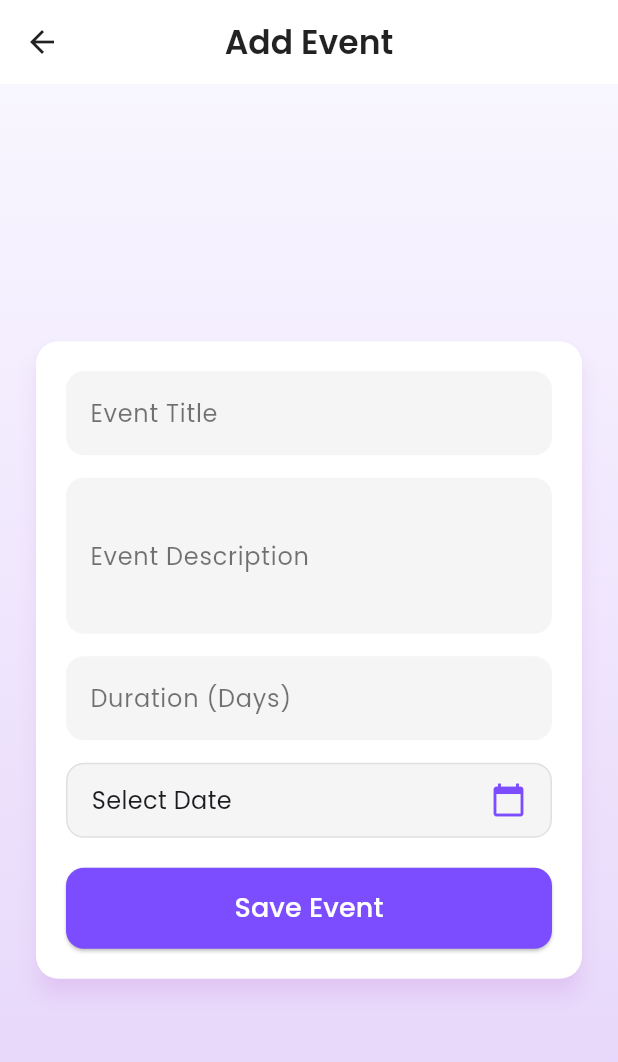
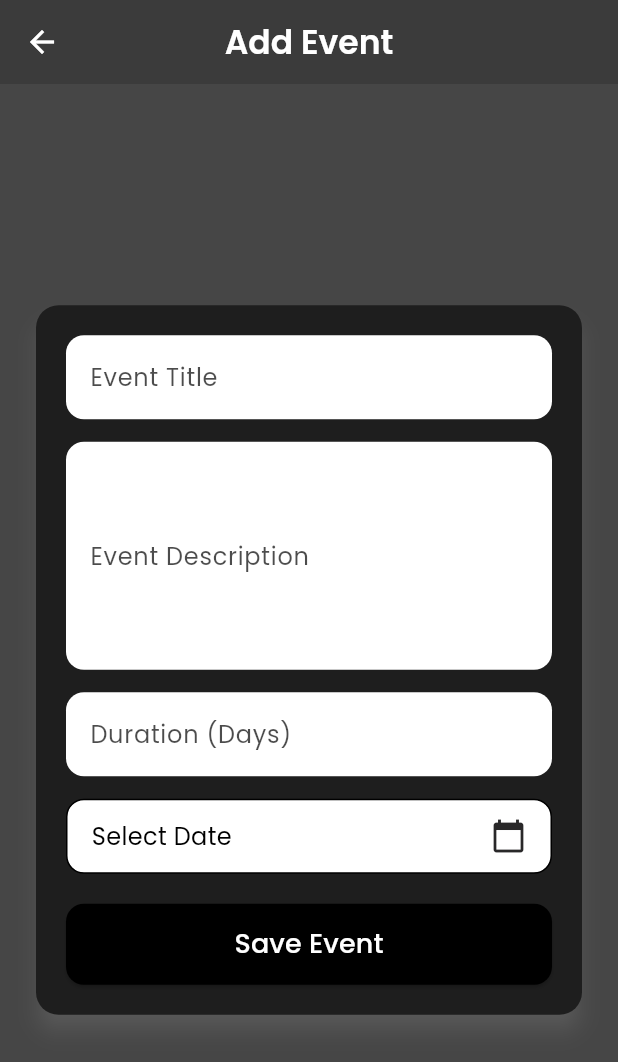
Before and after one commit to LasenSanvidu/bizmart, a Flutter app: the CalendarPage screen opened by its route, after a tap on "Add Event", on a phone screen of 412 x 824 dp. Shown: the top 1062 px of the screen. Run offline on Flutter 3.47's test engine with Material 3 defaults, Android fonts, the phone set to English and light mode, and no system bars; our stand-ins replace cached_network_image, carousel_slider, cloud_firestore, curved_navigation_bar, dio, firebase_auth and 14 more; missing offline and left inert: flutter_firebase_chat_core, flutter_stripe; accounts and stored records are empty.

Commit message:
change the colours

```diff
--- a/lib/cal_event_page.dart
+++ b/lib/cal_event_page.dart
@@ -22,6 +22,12 @@
       initialDate: DateTime.now(),
       firstDate: DateTime(2020),
       lastDate: DateTime(2030),
+      builder: (context, child) {
+        return Theme(
+          data: ThemeData.dark(),
+          child: child!,
+        );
+      },
     );
     if (pickedDate != null) {
       setState(() {
@@ -29,18 +35,6 @@
       });
     }
   }
-
-  // Future<void> _sendNotification(String title) async {
-  //   FirebaseMessaging messaging = FirebaseMessaging.instance;
-
-  //   await messaging.subscribeToTopic("events");
-
-  //   await FirebaseFirestore.instance.collection('notifications').add({
-  //     'title': "New Event Added",
-  //     'body': title,
-  //     'timestamp': FieldValue.serverTimestamp(),
-  //   });
-  // }
 
   void _saveEvent() async {
     if (titleController.text.isEmpty || selectedDate == null) return;
@@ -55,42 +49,33 @@
     };
 
     await FirebaseFirestore.instance.collection('events').add(newEvent);
-    // await _sendNotification(newEvent['title'] as String);
-    context.push("/calender");
+    context.push("/calendar");
   }
 
   @override
   Widget build(BuildContext context) {
     return Scaffold(
-      backgroundColor: Colors.white,
+      backgroundColor: const Color.fromARGB(255, 70, 70, 70),
       appBar: AppBar(
-        backgroundColor: Colors.transparent,
+        backgroundColor: const Color.fromARGB(255, 59, 59, 59),
         elevation: 0,
         title: Text(
           "Add Event",
           style: GoogleFonts.poppins(
             fontSize: 22,
             fontWeight: FontWeight.w600,
-            color: Colors.black87,
+            color: const Color.fromARGB(255, 255, 255, 255),
           ),
         ),
         centerTitle: true,
         leading: IconButton(
-          icon: const Icon(Icons.arrow_back, color: Colors.black87),
+          icon: const Icon(Icons.arrow_back, color: Colors.white),
           onPressed: () {
-            context.push("/calender");
+            context.push("/calendar");
           },
         ),
       ),
-      body: Container(
-        decoration: const BoxDecoration(
-          gradient: LinearGradient(
-            colors: [Color(0xFFF8F6FF), Color(0xFFE5D3FA)],
-            begin: Alignment.topCenter,
-            end: Alignment.bottomCenter,
-          ),
-        ),
-        child: Padding(
+      body: Padding(
         padding: const EdgeInsets.symmetric(horizontal: 20.0, vertical: 30),
         child: Center(
           child: Card(
@@ -98,8 +83,9 @@
               borderRadius: BorderRadius.circular(15),
             ),
             elevation: 6,
-              shadowColor: Colors.purpleAccent.withOpacity(0.2),
-              color: Colors.white,
+            shadowColor:
+                const Color.fromARGB(255, 255, 255, 255).withOpacity(0.2),
+            color: Color(0xFF1E1E1E),
             child: Padding(
               padding: const EdgeInsets.all(20.0),
               child: Column(
@@ -107,11 +93,13 @@
                 children: [
                   TextField(
                     controller: titleController,
+                    style: TextStyle(color: const Color.fromARGB(255, 0, 0, 0)),
                     decoration: InputDecoration(
                       labelText: "Event Title",
-                        labelStyle: GoogleFonts.poppins(color: Colors.black54),
+                      labelStyle: GoogleFonts.poppins(
+                          color: const Color.fromARGB(179, 0, 0, 0)),
                       filled: true,
-                        fillColor: Colors.grey[100],
+                      fillColor: const Color.fromARGB(255, 255, 255, 255),
                       border: OutlineInputBorder(
                         borderRadius: BorderRadius.circular(12),
                         borderSide: BorderSide.none,
@@ -121,12 +109,14 @@
                   const SizedBox(height: 15),
                   TextField(
                     controller: descriptionController,
-                      maxLines: 3,
+                    maxLines: 5,
+                    style: TextStyle(color: const Color.fromARGB(255, 0, 0, 0)),
                     decoration: InputDecoration(
                       labelText: "Event Description",
-                        labelStyle: GoogleFonts.poppins(color: Colors.black54),
+                      labelStyle: GoogleFonts.poppins(
+                          color: const Color.fromARGB(179, 0, 0, 0)),
                       filled: true,
-                        fillColor: Colors.grey[100],
+                      fillColor: const Color.fromARGB(255, 255, 255, 255),
                       border: OutlineInputBorder(
                         borderRadius: BorderRadius.circular(12),
                         borderSide: BorderSide.none,
@@ -137,11 +127,13 @@
                   TextField(
                     controller: durationController,
                     keyboardType: TextInputType.number,
+                    style: TextStyle(color: const Color.fromARGB(255, 0, 0, 0)),
                     decoration: InputDecoration(
                       labelText: "Duration (Days)",
-                        labelStyle: GoogleFonts.poppins(color: Colors.black54),
+                      labelStyle: GoogleFonts.poppins(
+                          color: const Color.fromARGB(179, 0, 0, 0)),
                       filled: true,
-                        fillColor: Colors.grey[100],
+                      fillColor: const Color.fromARGB(255, 255, 255, 255),
                       border: OutlineInputBorder(
                         borderRadius: BorderRadius.circular(12),
                         borderSide: BorderSide.none,
@@ -155,9 +147,10 @@
                       padding: const EdgeInsets.symmetric(
                           vertical: 12, horizontal: 16),
                       decoration: BoxDecoration(
-                          color: Colors.grey[100],
+                        color: const Color.fromARGB(255, 255, 255, 255),
                         borderRadius: BorderRadius.circular(12),
-                          border: Border.all(color: Colors.grey.shade300),
+                        border: Border.all(
+                            color: const Color.fromARGB(255, 0, 0, 0)),
                       ),
                       child: Row(
                         mainAxisAlignment: MainAxisAlignment.spaceBetween,
@@ -166,10 +159,12 @@
                             selectedDate == null
                                 ? "Select Date"
                                 : "${selectedDate!.day}-${selectedDate!.month}-${selectedDate!.year}",
-                              style: GoogleFonts.poppins(fontSize: 16),
+                            style: GoogleFonts.poppins(
+                                fontSize: 16,
+                                color: const Color.fromARGB(255, 0, 0, 0)),
                           ),
                           const Icon(Icons.calendar_today,
-                                color: Colors.deepPurpleAccent),
+                              color: Color.fromARGB(255, 41, 40, 41)),
                         ],
                       ),
                     ),
@@ -180,7 +175,7 @@
                     child: ElevatedButton(
                       onPressed: _saveEvent,
                       style: ElevatedButton.styleFrom(
-                          backgroundColor: Colors.deepPurpleAccent,
+                        backgroundColor: const Color.fromARGB(255, 0, 0, 0),
                         padding: const EdgeInsets.symmetric(vertical: 14),
                         shape: RoundedRectangleBorder(
                           borderRadius: BorderRadius.circular(12),
@@ -191,7 +186,7 @@
                         style: GoogleFonts.poppins(
                           fontSize: 18,
                           fontWeight: FontWeight.w500,
-                            color: Colors.white,
+                          color: const Color.fromARGB(255, 255, 255, 255),
                         ),
                       ),
                     ),
@@ -202,7 +197,6 @@
           ),
         ),
       ),
-      ),
     );
   }
 }
--- a/lib/calender.dart
+++ b/lib/calender.dart
@@ -16,56 +16,54 @@
   @override
   void initState() {
     super.initState();
-    _loadEvents(); // Load events when the page is first created
+    _loadEvents();
   }
 
   void _loadEvents() async {
-    // Fetch events from Firestore
     final snapshot =
         await FirebaseFirestore.instance.collection('events').get();
     final List<Map<String, dynamic>> loadedEvents = snapshot.docs.map((doc) {
       return {
-        'id': doc.id, // Store the document ID for reference
+        'id': doc.id,
         'title': doc['title'],
         'date': doc['date'],
         'duration': doc['duration'],
-        'description': doc['description'], // Ensure description is fetched
+        'description': doc['description'],
       };
     }).toList();
 
     if (mounted) {
       setState(() {
-        events =
-            loadedEvents; // Update the state with the events from Firestore
+        events = loadedEvents;
       });
     }
   }
 
   void addEvent(Map<String, dynamic> event) {
-    if (!mounted) return; // Ensure the widget is still active
-
+    if (!mounted) return;
     setState(() {
-      events.add(event); // Add the new event to the list
+      events.add(event);
     });
   }
 
   void _deleteEvent(String eventId) async {
     try {
-      // Delete the event from Firestore
       await FirebaseFirestore.instance
           .collection('events')
           .doc(eventId)
           .delete();
 
       if (mounted) {
-        // Remove the event from the list in the UI
         setState(() {
           events.removeWhere((event) => event['id'] == eventId);
         });
       }
     } catch (e) {
       ScaffoldMessenger.of(context).showSnackBar(
-        SnackBar(content: Text('Failed to delete event: $e')),
+        SnackBar(
+          content: Text('Failed to delete event: $e'),
+          backgroundColor: const Color.fromRGBO(251, 250, 250, 1),
+        ),
       );
     }
   }
@@ -73,29 +71,23 @@
   @override
   Widget build(BuildContext context) {
     return Scaffold(
-      backgroundColor: Colors.white,
+      backgroundColor:
+          const Color.fromARGB(255, 253, 253, 253), // Black Theme Background
       appBar: AppBar(
-        backgroundColor: Colors.transparent,
+        backgroundColor:
+            const Color.from(alpha: 1, red: 1, green: 0.996, blue: 0.996),
         elevation: 0,
         title: Text(
           "Calendar",
           style: GoogleFonts.poppins(
-            color: Colors.black87,
+            color: const Color.fromRGBO(11, 10, 10, 1),
             fontSize: 26.0,
             fontWeight: FontWeight.w600,
           ),
         ),
         centerTitle: true,
       ),
-      body: Container(
-        decoration: const BoxDecoration(
-          gradient: LinearGradient(
-            colors: [Color(0xFFF8F6FF), Color(0xFFE5D3FA)],
-            begin: Alignment.topCenter,
-            end: Alignment.bottomCenter,
-          ),
-        ),
-        child: Padding(
+      body: Padding(
         padding: const EdgeInsets.symmetric(horizontal: 12.0, vertical: 10),
         child: events.isEmpty
             ? Center(
@@ -104,7 +96,7 @@
                   style: GoogleFonts.poppins(
                     fontSize: 18,
                     fontWeight: FontWeight.w500,
-                      color: Colors.grey[600],
+                    color: Colors.grey[300],
                   ),
                 ),
               )
@@ -117,8 +109,9 @@
                       borderRadius: BorderRadius.circular(15.0),
                     ),
                     elevation: 6,
-                      shadowColor: Colors.purpleAccent.withOpacity(0.2),
-                      color: const Color(0xFFF5DDF9),
+                    shadowColor: const Color.fromARGB(255, 244, 224, 248)
+                        .withOpacity(0.2),
+                    color: const Color(0xFF1E1E1E), // Dark card color
                     margin: const EdgeInsets.symmetric(vertical: 8),
                     child: ListTile(
                       contentPadding: const EdgeInsets.symmetric(
@@ -128,44 +121,58 @@
                         style: GoogleFonts.poppins(
                           fontSize: 18,
                           fontWeight: FontWeight.w600,
-                            color: Colors.black87,
+                          color: Colors.white, // White text for contrast
                         ),
                       ),
                       subtitle: Text(
                         "${event['date']}  |  Duration: ${event['duration']} day(s)",
                         style: GoogleFonts.poppins(
                           fontSize: 14,
-                            color: Colors.black54,
+                          color: Colors.grey[300], // Lighter grey for contrast
                         ),
                       ),
                       leading: const Icon(
                         Icons.event,
-                          color: Colors.deepPurpleAccent,
+                        color: Color.fromARGB(255, 250, 231, 250),
                       ),
                       trailing: IconButton(
-                          icon: const Icon(Icons.delete, color: Colors.red),
+                        icon: const Icon(Icons.delete,
+                            color: Color.fromARGB(255, 254, 171, 165)),
                         onPressed: () {
                           showDialog(
                             context: context,
                             builder: (context) => AlertDialog(
-                                title: Text("Delete Event?"),
+                              backgroundColor: Colors.black,
+                              title: Text(
+                                "Delete Event?",
+                                style: GoogleFonts.poppins(color: Colors.white),
+                              ),
                               content: Text(
-                                    "Are you sure you want to delete this event?"),
+                                "Are you sure you want to delete this event?",
+                                style: GoogleFonts.poppins(
+                                    color: Colors.grey[300]),
+                              ),
                               actions: [
                                 TextButton(
                                   onPressed: () {
-                                      Navigator.pop(
-                                          context); // Close the dialog
+                                    Navigator.pop(context);
                                   },
-                                    child: Text('Cancel'),
+                                  child: Text(
+                                    'Cancel',
+                                    style: GoogleFonts.poppins(
+                                        color: Colors.grey[300]),
+                                  ),
                                 ),
                                 TextButton(
                                   onPressed: () {
-                                      Navigator.pop(
-                                          context); // Close the dialog
+                                    Navigator.pop(context);
                                     _deleteEvent(event['id']);
                                   },
-                                    child: Text('Delete'),
+                                  child: Text(
+                                    'Delete',
+                                    style: GoogleFonts.poppins(
+                                        color: Colors.redAccent),
+                                  ),
                                 ),
                               ],
                             ),
@@ -177,41 +184,43 @@
                           context: context,
                           builder: (BuildContext context) {
                             return AlertDialog(
+                              backgroundColor: Colors.black,
                               title: Text(
                                 event['title'],
                                 style: GoogleFonts.poppins(
                                   fontSize: 20,
                                   fontWeight: FontWeight.w600,
+                                  color: Colors.white,
                                 ),
                               ),
                               content: SingleChildScrollView(
                                 child: Column(
-                                    crossAxisAlignment:
-                                        CrossAxisAlignment.start,
+                                  crossAxisAlignment: CrossAxisAlignment.start,
                                   children: [
                                     Text(
                                       "Date: ${event['date']}",
-                                        style:
-                                            GoogleFonts.poppins(fontSize: 16),
+                                      style: GoogleFonts.poppins(
+                                          fontSize: 16, color: Colors.white),
                                     ),
                                     SizedBox(height: 10),
                                     Text(
                                       "Duration: ${event['duration']} day(s)",
-                                        style:
-                                            GoogleFonts.poppins(fontSize: 16),
+                                      style: GoogleFonts.poppins(
+                                          fontSize: 16, color: Colors.white),
                                     ),
                                     SizedBox(height: 10),
                                     Text(
                                       "Description:",
-                                        style:
-                                            GoogleFonts.poppins(fontSize: 16),
+                                      style: GoogleFonts.poppins(
+                                          fontSize: 16, color: Colors.white),
                                     ),
                                     SizedBox(height: 5),
                                     Text(
                                       event['description'] ??
                                           "No description available",
-                                        style:
-                                            GoogleFonts.poppins(fontSize: 16),
+                                      style: GoogleFonts.poppins(
+                                          fontSize: 16,
+                                          color: Colors.grey[300]),
                                     ),
                                   ],
                                 ),
@@ -219,11 +228,11 @@
                               actions: [
                                 TextButton(
                                   onPressed: () {
-                                      Navigator.pop(
-                                          context); // Close the dialog
+                                    Navigator.pop(context);
                                   },
                                   child: Text("Close",
-                                        style: GoogleFonts.poppins()),
+                                      style: GoogleFonts.poppins(
+                                          color: Colors.grey[300])),
                                 ),
                               ],
                             );
@@ -235,7 +244,6 @@
                 },
               ),
       ),
-      ),
       floatingActionButton: FloatingActionButton.extended(
         onPressed: () async {
           final event = await context.push("/cal_eve");
@@ -244,12 +252,15 @@
             _loadEvents();
           }
         },
-        backgroundColor: Colors.deepPurpleAccent,
+        backgroundColor: const Color.fromARGB(255, 17, 17, 18),
         label: Text(
           "Add Event",
-          style: GoogleFonts.poppins(fontSize: 16, fontWeight: FontWeight.w500),
+          style: GoogleFonts.poppins(
+              fontSize: 16,
+              fontWeight: FontWeight.w500,
+              color: const Color.fromARGB(255, 255, 254, 254)),
         ),
-        icon: const Icon(Icons.add, color: Colors.white),
+        icon: const Icon(Icons.add, color: Color.fromARGB(255, 255, 254, 254)),
       ),
     );
   }
```
Lines whose indentation alone changed are shown as unchanged.
